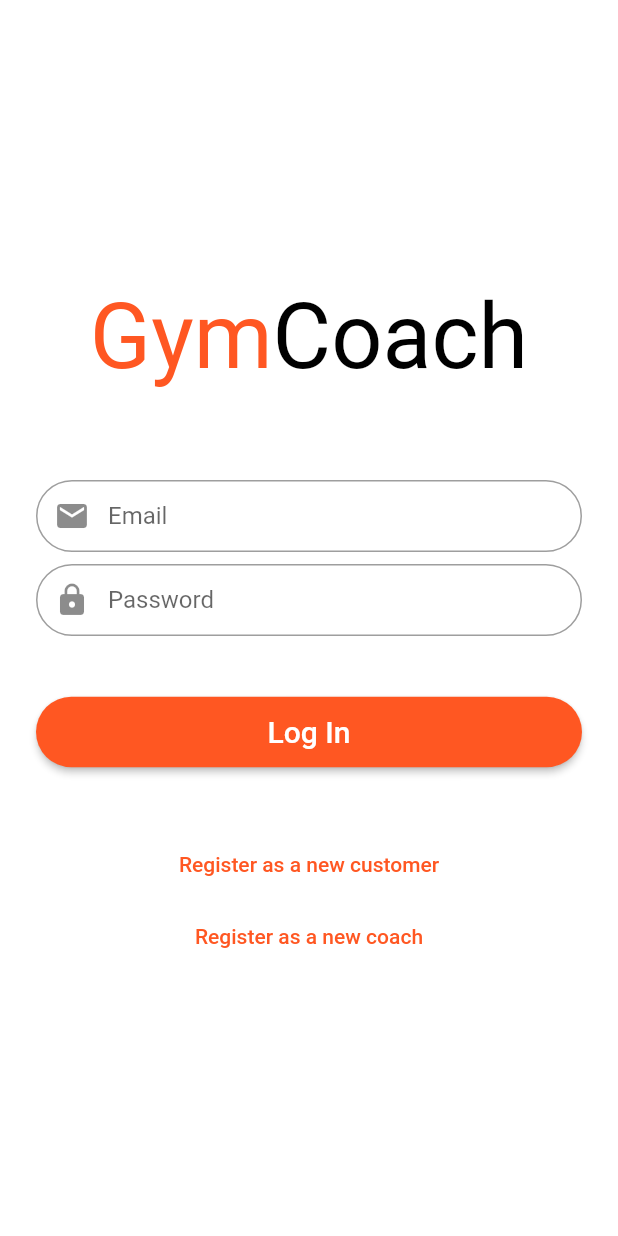
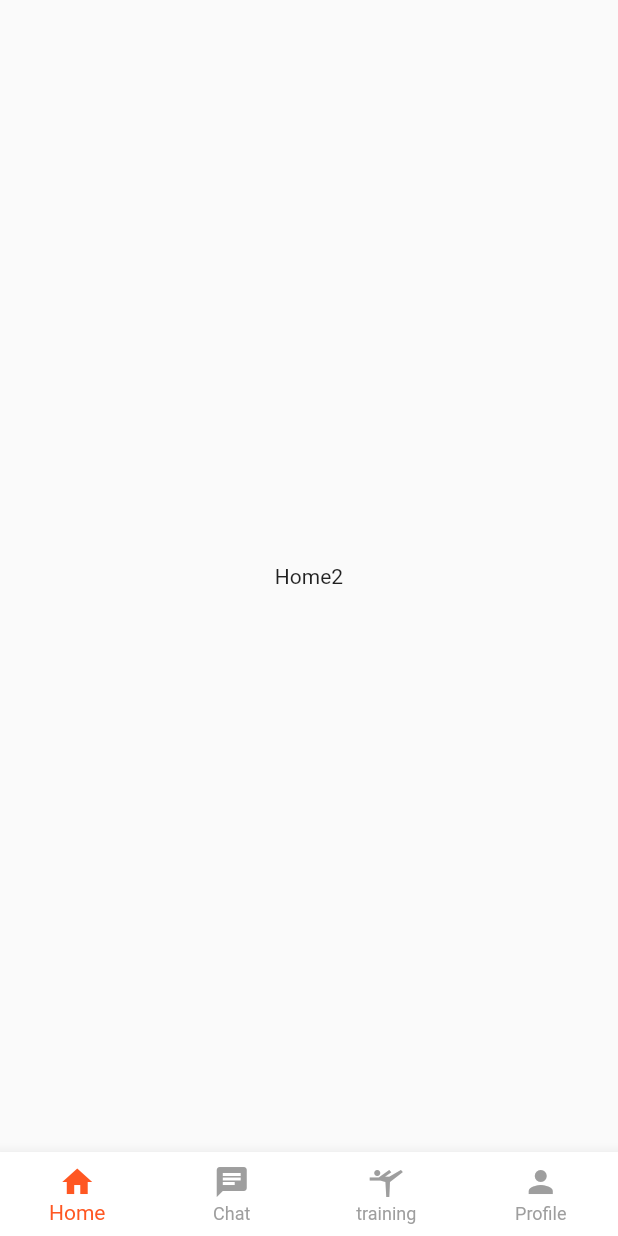
Before and after one commit to osama200949/gym_coach_frontend, a Flutter app: the screen it shows after launch, on a phone screen of 412 x 824 dp. Run offline on Flutter 3.47's test engine with Material 2 defaults, Android fonts, the phone set to English and light mode, and no system bars; our stand-ins replace dio, file_picker, font_awesome_flutter; missing offline and left inert: gender_picker.

Commit message:
uncomplete customer screens

```diff
--- a/lib/main.dart
+++ b/lib/main.dart
@@ -5,6 +5,8 @@ import 'package:todo_list/models/carousel.dart';
 import 'package:todo_list/models/product.dart';
 import 'package:todo_list/models/user.dart';
 import 'package:todo_list/provider/user_provider.dart';
+import 'package:todo_list/screen/customer_home.dart';
+import 'package:todo_list/screen/customer_profile.dart';
 import 'package:todo_list/screen/login.dart';
 import 'package:todo_list/screen/customer_register.dart';
 import 'package:todo_list/screen/test.dart';
@@ -33,7 +35,7 @@ class MyApp extends StatelessWidget {
       theme: ThemeData(
         primarySwatch: Colors.deepOrange,
       ),
-      initialRoute: '/login',
+      initialRoute: '/customerHomePage',
       routes: {
         // When navigating to the "/" route, build the FirstScreen widget.
         '/login': (context) => LoginScreen(),
@@ -42,8 +44,9 @@ class MyApp extends StatelessWidget {
         '/home': (context) => const MyHomePage(
               title: 'Gym coach',
             ),
+        '/customerHomePage': (context) => const CustomerHomeScreen(),
+        '/customerProfilePage': (context) => const CustomerProfileScreen(),
         '/customerRegister': (context) => const CustomerRegisterScreen(),
-        '/coachRegister': (context) => const CustomerRegisterScreen(),
       },
     );
   }
--- a/lib/models/user.dart
+++ b/lib/models/user.dart
@@ -28,9 +28,9 @@ class User {
           name: json['user']['name'],
           email: json['user']['email'],
           gender: json['user']['gender'],
-          age: int.parse(json['user']['age']),
-          height: double.parse(json['user']['height']),
-          weight: double.parse(json['user']['weight']),
+          age: int.parse(json['user']['age'].toString()),
+          height: double.parse(json['user']['height'].toString()),
+          weight: double.parse(json['user']['weight'].toString()),
           typeOfTraining: json['user']['typeOfTraining'],
           token: json['token'],
         );
--- /dev/null
+++ b/lib/screen/customer_home.dart
@@ -0,0 +1,65 @@
+import 'package:flutter/material.dart';
+import 'package:flutter/src/foundation/key.dart';
+import 'package:flutter/src/widgets/framework.dart';
+import 'package:todo_list/main.dart';
+import 'package:todo_list/screen/customer_profile.dart';
+
+class CustomerHomeScreen extends StatefulWidget {
+  const CustomerHomeScreen({Key? key}) : super(key: key);
+
+  @override
+  State<CustomerHomeScreen> createState() => _CustomerHomeScreenState();
+}
+
+class _CustomerHomeScreenState extends State<CustomerHomeScreen> {
+  int _selectedIndex = 0;
+  static const List<Widget> _widgetOptions = <Widget>[
+    Text('Home2'),
+    // MyHomePage(title: "title"),
+    Text('Search'),
+    Text('Notifications'),
+    // Text('Profile'),
+    CustomerProfileScreen(),
+  ];
+
+  void _onItemTapped(int index) {
+    setState(() {
+      _selectedIndex = index;
+    });
+  }
+
+  @override
+  Widget build(BuildContext context) {
+    return Scaffold(
+      body: Center(
+        child: _widgetOptions.elementAt(_selectedIndex),
+      ),
+      bottomNavigationBar: BottomNavigationBar(
+        type: BottomNavigationBarType.fixed,
+        backgroundColor: Colors.white,
+        selectedItemColor: Colors.deepOrange,
+        unselectedItemColor: Colors.grey,
+        currentIndex: _selectedIndex,
+        onTap: _onItemTapped,
+        items: const <BottomNavigationBarItem>[
+          BottomNavigationBarItem(
+            icon: Icon(Icons.home),
+            label: 'Home',
+          ),
+          BottomNavigationBarItem(
+            icon: Icon(Icons.chat),
+            label: 'Chat',
+          ),
+          BottomNavigationBarItem(
+            icon: Icon(Icons.sports_gymnastics),
+            label: 'training',
+          ),
+          BottomNavigationBarItem(
+            icon: Icon(Icons.person),
+            label: 'Profile',
+          ),
+        ],
+      ),
+    );
+  }
+}
--- a/lib/screen/login.dart
+++ b/lib/screen/login.dart
@@ -92,7 +92,8 @@ class _LoginScreenState extends State<LoginScreen> {
             print("The id is: " + user.id.toString());
             userProvider2.set(user);
             print(userProvider2.get().name);
-            Navigator.pushReplacementNamed(context, '/home');
+            Navigator.pushReplacementNamed(context,'/customerHomePage');
+
             // Navigator.of(context).pushNamed('/home');
           } else {
             ScaffoldMessenger.of(context).showSnackBar(snackBar);
```
Also changed, not shown: lib/screen/customer_profile.dart (added, +117 -0 lines).
